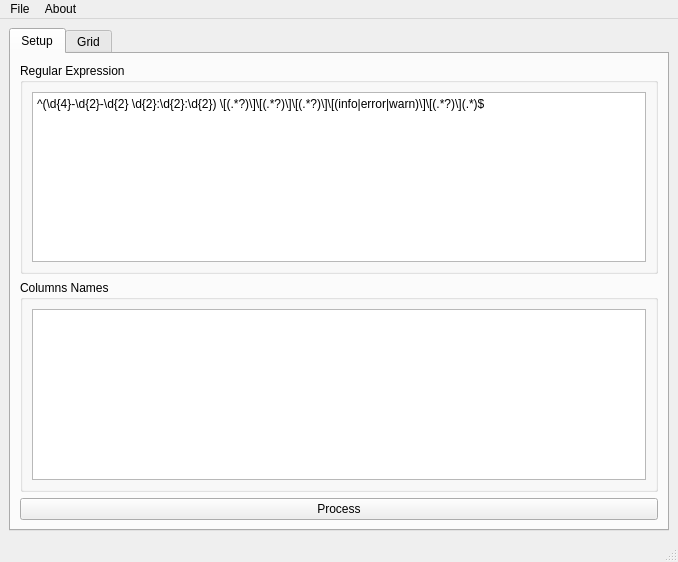
Before: the Qt Designer form mainwindow.ui in glpzzz/logan, drawn with Qt 5.
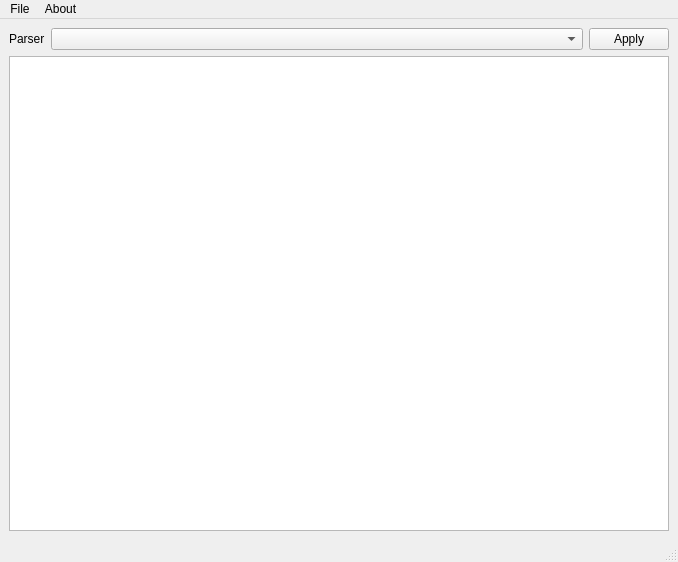
After: the same form once the commit is applied.

Commit message:
Introducing parsers
Parsers are responsibles of the pattern and grid header labels. Simplify
the UI so the common operation is select parser and apply.

Diff of the .ui file:
```diff
--- a/mainwindow.ui
+++ b/mainwindow.ui
@@ -14,71 +14,44 @@
    <string>MainWindow</string>
   </property>
   <widget class="QWidget" name="centralwidget">
-   <layout class="QVBoxLayout" name="verticalLayout">
-    <item>
-     <widget class="QTabWidget" name="tabWidget">
-      <property name="currentIndex">
-       <number>0</number>
+   <layout class="QGridLayout" name="gridLayout_2">
+    <item row="0" column="1">
+     <widget class="QComboBox" name="cbAvailableParsers"/>
+    </item>
+    <item row="1" column="0" colspan="3">
+     <widget class="QTableView" name="tvOutput">
+      <property name="selectionBehavior">
+       <enum>QAbstractItemView::SelectRows</enum>
       </property>
-      <widget class="QWidget" name="tab">
-       <attribute name="title">
-        <string>Setup</string>
-       </attribute>
-       <layout class="QGridLayout" name="gridLayout">
-        <item row="3" column="0" colspan="2">
-         <widget class="QPushButton" name="pbProcess">
-          <property name="text">
-           <string>Process</string>
-          </property>
-         </widget>
-        </item>
-        <item row="0" column="0" colspan="2">
-         <widget class="QGroupBox" name="groupBox">
-          <property name="title">
-           <string>Regular Expression</string>
-          </property>
-          <layout class="QHBoxLayout" name="horizontalLayout">
-           <item>
-            <widget class="QPlainTextEdit" name="pteRegExp">
-             <property name="plainText">
-              <string>^(\d{4}-\d{2}-\d{2} \d{2}:\d{2}:\d{2}) \[(.*?)\]\[(.*?)\]\[(.*?)\]\[(info|error|warn)\]\[(.*?)\](.*)$</string>
-             </property>
-            </widget>
-           </item>
-          </layout>
-         </widget>
-        </item>
-        <item row="1" column="0" colspan="2">
-         <widget class="QGroupBox" name="groupBox_2">
-          <property name="title">
-           <string>Columns Names</string>
-          </property>
-          <layout class="QVBoxLayout" name="verticalLayout_2">
-           <item>
-            <widget class="QListView" name="lvColumnsNames"/>
-           </item>
-          </layout>
-         </widget>
-        </item>
-       </layout>
-      </widget>
-      <widget class="QWidget" name="tab_2">
-       <attribute name="title">
-        <string>Grid</string>
-       </attribute>
-       <layout class="QVBoxLayout" name="verticalLayout_3">
-        <item>
-         <widget class="QTableView" name="tvOutput">
-          <property name="selectionBehavior">
-           <enum>QAbstractItemView::SelectRows</enum>
-          </property>
-          <attribute name="horizontalHeaderStretchLastSection">
-           <bool>true</bool>
-          </attribute>
-         </widget>
-        </item>
-       </layout>
-      </widget>
+      <attribute name="horizontalHeaderStretchLastSection">
+       <bool>true</bool>
+      </attribute>
+     </widget>
+    </item>
+    <item row="0" column="2">
+     <widget class="QPushButton" name="pbApplyParser">
+      <property name="sizePolicy">
+       <sizepolicy hsizetype="Maximum" vsizetype="Fixed">
+        <horstretch>0</horstretch>
+        <verstretch>0</verstretch>
+       </sizepolicy>
+      </property>
+      <property name="text">
+       <string>Apply</string>
+      </property>
+     </widget>
+    </item>
+    <item row="0" column="0">
+     <widget class="QLabel" name="label">
+      <property name="sizePolicy">
+       <sizepolicy hsizetype="Maximum" vsizetype="Preferred">
+        <horstretch>0</horstretch>
+        <verstretch>0</verstretch>
+       </sizepolicy>
+      </property>
+      <property name="text">
+       <string>Parser</string>
+      </property>
      </widget>
     </item>
    </layout>
```
Left out of the diff: 47 changed lines with no effect on the pictures. The commit also changes 5 other files.
